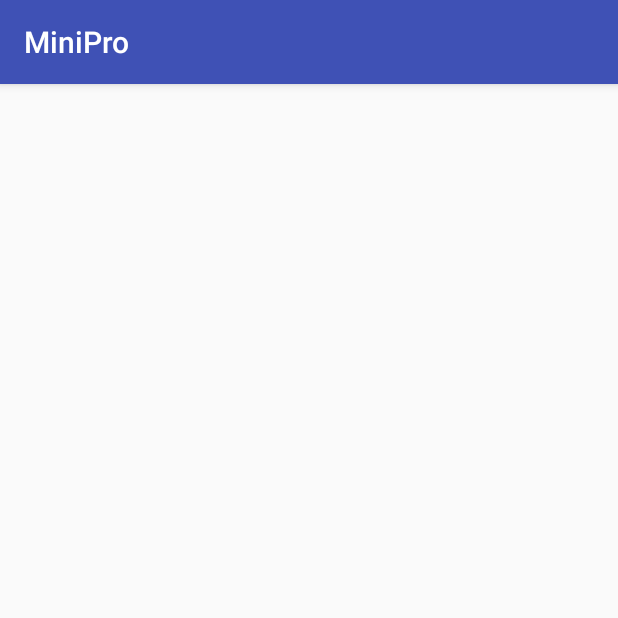
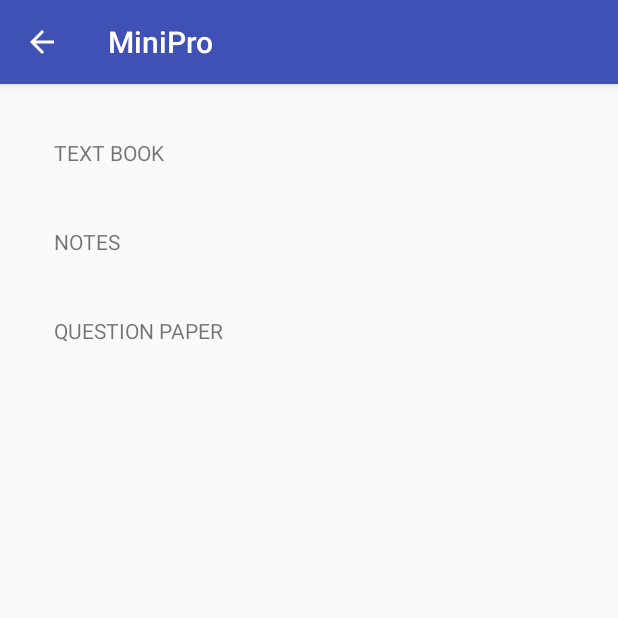
Before and after one commit to anirudh-r29/AniApp, an Android app: the SubjectListView screen opened directly, with no data from a screen before it, on a phone screen of 412 x 824 dp, the top half of it. Run offline under Robolectric (Android 15) with nearby library versions, the phone set to English and light mode, and no system bars.

```diff
--- a/app/src/main/AndroidManifest.xml
+++ b/app/src/main/AndroidManifest.xml
@@ -8,10 +8,12 @@
         android:label="@string/app_name"
         android:supportsRtl="true"
         android:theme="@style/AppTheme">
-        <activity android:name=".SubjectListView">
+        <activity android:name=".SubjectListView" android:parentActivityName=".MainActivity">
 
         </activity>
+
         <activity android:name=".Dummyactivity" />
+
         <activity
             android:name=".MainActivity"
             android:label="@string/title_activity_main"
--- a/app/src/main/java/com/aniapps/minipro/SubjectListView.java
+++ b/app/src/main/java/com/aniapps/minipro/SubjectListView.java
@@ -1,5 +1,6 @@
 package com.aniapps.minipro;
 
+import android.content.Intent;
 import android.support.v7.app.AppCompatActivity;
 import android.os.Bundle;
 
@@ -9,5 +10,9 @@ public class SubjectListView extends AppCompatActivity {
     protected void onCreate(Bundle savedInstanceState) {
         super.onCreate(savedInstanceState);
         setContentView(R.layout.activity_subject_list_view);
+
+        Intent i = getIntent();
+
+        //String m = i.getStringExtra()
     }
 }
--- a/app/src/main/res/layout/activity_subject_list_view.xml
+++ b/app/src/main/res/layout/activity_subject_list_view.xml
@@ -1,13 +1,37 @@
 <?xml version="1.0" encoding="utf-8"?>
-<RelativeLayout xmlns:android="http://schemas.android.com/apk/res/android"
+<LinearLayout xmlns:android="http://schemas.android.com/apk/res/android"
     xmlns:tools="http://schemas.android.com/tools"
     android:layout_width="match_parent"
     android:layout_height="match_parent"
+    android:orientation="vertical"
     android:paddingBottom="@dimen/activity_vertical_margin"
     android:paddingLeft="@dimen/activity_horizontal_margin"
     android:paddingRight="@dimen/activity_horizontal_margin"
     android:paddingTop="@dimen/activity_vertical_margin"
     tools:context="com.aniapps.minipro.SubjectListView">
 
+    <TextView
+        android:layout_width="wrap_content"
+        android:layout_height="wrap_content"
+        android:clickable="true"
+        android:text="TEXT BOOK"
+        android:focusable="false"
+        android:padding="20dp" />
 
-</RelativeLayout>
+    <TextView
+        android:layout_width="wrap_content"
+        android:layout_height="wrap_content"
+        android:clickable="true"
+        android:text="NOTES"
+        android:padding="20dp" />
+
+    <TextView
+        android:layout_width="wrap_content"
+        android:layout_height="wrap_content"
+        android:clickable="true"
+        android:text="QUESTION PAPER"
+        android:padding="20dp"
+        android:singleLine="false" />
+
+
+</LinearLayout>
--- a/app/src/main/res/values/strings.xml
+++ b/app/src/main/res/values/strings.xml
@@ -1,4 +1,5 @@
 <resources>
     <string name="app_name">MiniPro</string>
     <string name="title_activity_main">Recyclerview</string>
+    <string name="Just_Example">This is an example string</string>
 </resources>
```
Also changed, not shown: app/src/main/java/com/aniapps/minipro/MainActivity.java (+6 -3 lines), app/src/main/java/com/aniapps/minipro/SubjectAdapter.java (+20 -3 lines), app/src/main/res/layout/subject_row.xml (+6 -4 lines).
